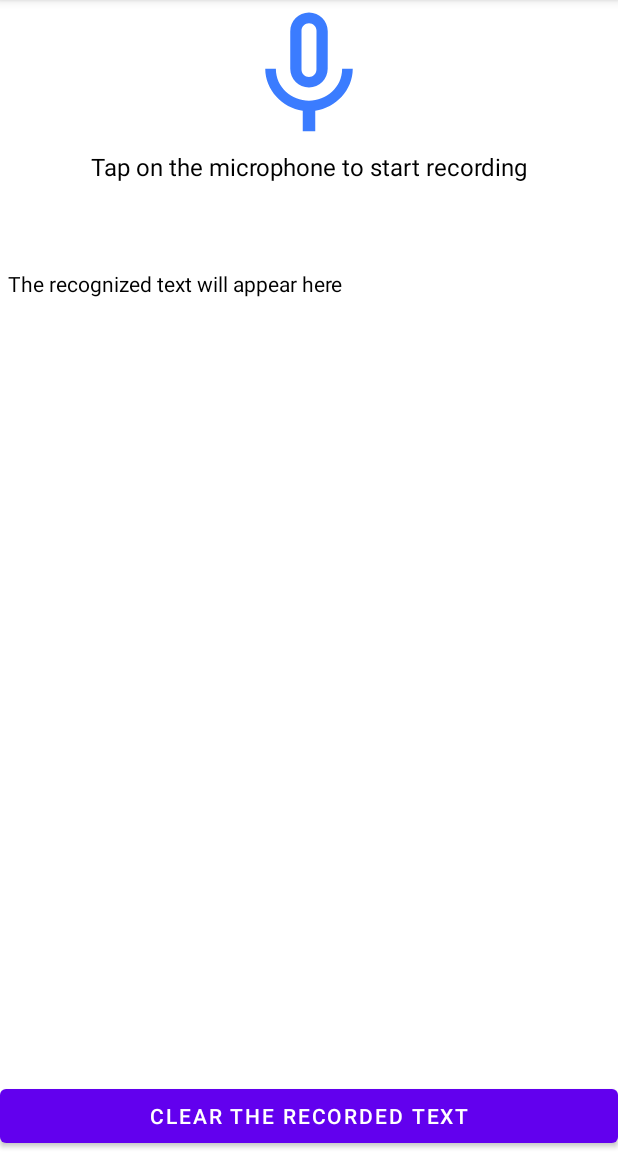
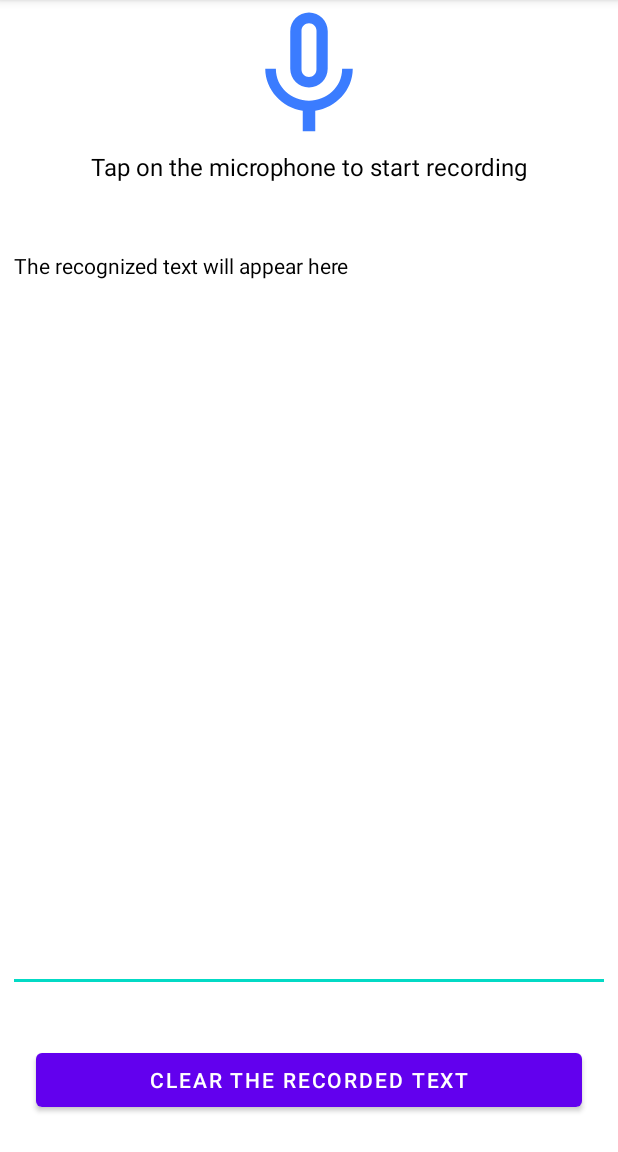
Before and after one commit to Olegnim/VoiceToText, an Android app: the screen it shows after launch (MainActivity), on a phone screen of 412 x 824 dp, the part 84-1236 px from its top. Run offline under Robolectric (Android 15) with nearby library versions, the phone set to English and light mode, and no system bars.

```diff
--- a/app/src/main/java/ru/sokolovsoftware/MainActivity.kt
+++ b/app/src/main/java/ru/sokolovsoftware/MainActivity.kt
@@ -11,6 +11,7 @@ import android.speech.RecognitionListener
 import android.speech.RecognizerIntent
 import android.speech.SpeechRecognizer
 import android.util.Log
+import android.view.Gravity
 import android.widget.Button
 import android.widget.ImageView
 import android.widget.TextView
@@ -57,6 +58,7 @@ class MainActivity : AppCompatActivity(), RecognitionListener {
         ) {
             checkPermission()
         }
+        textOutput.gravity = Gravity.LEFT
         textOutput.setOnClickListener {
             val clipboard: ClipboardManager =
                 this.baseContext.getSystemService(Context.CLIPBOARD_SERVICE) as ClipboardManager
--- a/app/src/main/res/layout/activity_main.xml
+++ b/app/src/main/res/layout/activity_main.xml
@@ -29,7 +29,7 @@
         android:textSize="16sp"
         app:layout_constraintTop_toBottomOf="@+id/image_mic" />
 
-    <TextView
+    <EditText
         android:id="@+id/output_text"
         android:layout_width="match_parent"
         android:layout_height="wrap_content"
@@ -39,6 +39,8 @@
         android:textAlignment="textStart"
         android:textColor="@color/black"
         android:textSize="14sp"
+        android:layout_marginStart="12dp"
+        android:layout_marginEnd="12dp"
         app:layout_constraintBottom_toTopOf="@+id/clear_button"
         app:layout_constraintEnd_toEndOf="parent"
         app:layout_constraintStart_toStartOf="parent"
@@ -49,6 +51,7 @@
         android:layout_width="match_parent"
         android:layout_height="wrap_content"
         android:text="@string/clear_btn"
+        android:layout_margin="24dp"
         app:layout_constraintBottom_toBottomOf="parent"
         app:layout_constraintEnd_toEndOf="parent"
         app:layout_constraintStart_toStartOf="parent" />
```
Also changed, not shown: app/build.gradle (+5 -4 lines), app/src/main/res/drawable-v24/ic_launcher_foreground.xml (+4 -4 lines), app/src/main/res/drawable/ic_launcher_background.xml (+3 -6 lines).
